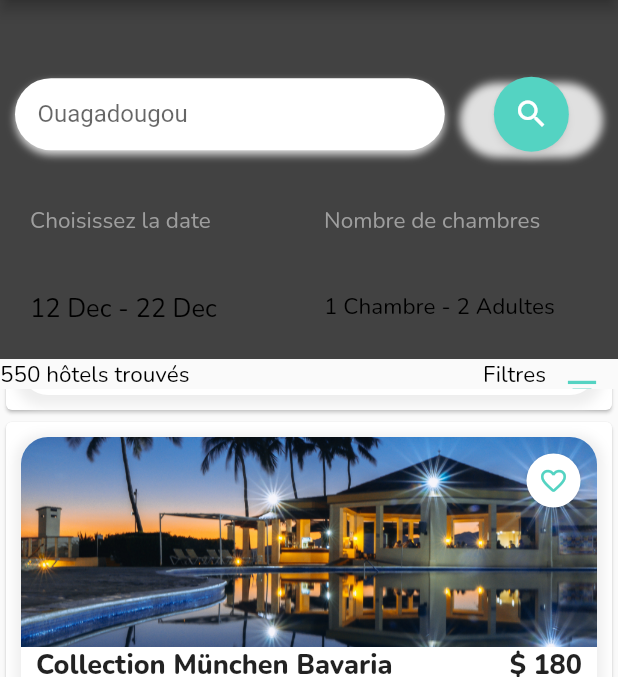
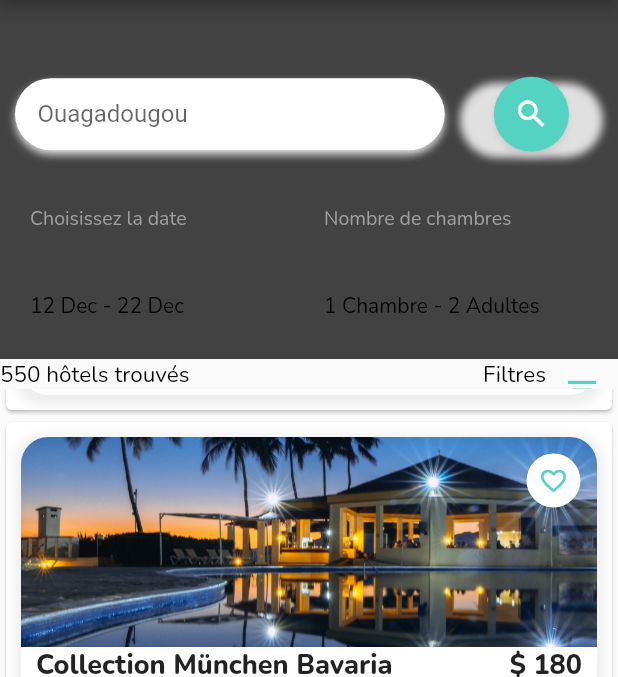
Before and after one commit to NizoAT/Luxushotels, a Flutter app: the screen it shows after launch, scrolled down 2304 dp, on a phone screen of 412 x 824 dp, the part 75-752 px from its top. Run offline on Flutter 3.47's test engine with Material 2 defaults, Android fonts, the phone set to English and light mode, and no system bars; our stand-ins replace google_fonts, table_calendar.

Commit message:
derniere Configuration

```diff
--- a/lib/pages/myhomepage.dart
+++ b/lib/pages/myhomepage.dart
@@ -34,7 +34,7 @@ class _MyHomePageState extends State<MyHomePage> {
               width: double.infinity,
               color: Colors.grey[800],
               padding: const EdgeInsets.fromLTRB(10, 25, 10, 10),
-              child: SearchSection(),
+              child: const SearchSection(),
           ),
           ) ,
           Expanded(
@@ -78,7 +78,9 @@ class _MyHomePageState extends State<MyHomePage> {
             ],
           ),
         ),
-        SizedBox(
+        Flexible(
+          fit: FlexFit.loose,
+          child: SizedBox(
           height: 350,
           width: MediaQuery.of(context).size.width,
           child: ListView.builder(
@@ -105,6 +107,7 @@ class _MyHomePageState extends State<MyHomePage> {
             }
             ),
             ),
+            ),
             // Expanded(
             //   child: SearchSection(),
             // ),
--- a/lib/widgets/searchsection.dart
+++ b/lib/widgets/searchsection.dart
@@ -49,7 +49,7 @@ class SearchSection extends StatelessWidget {
                 width: 10,
               ),
                Expanded(
-                flex: 1,
+
                 child: Container(
                  height: 50,
                 width: 50,
@@ -114,7 +114,7 @@ class SearchSection extends StatelessWidget {
                       'Choisissez la date',
                       style: GoogleFonts.nunito(
                         color: Colors.grey,
-                        fontSize: 15,
+                        fontSize: 13,
                       ),
                     ),
                     ),
@@ -128,7 +128,7 @@ class SearchSection extends StatelessWidget {
                       '12 Dec - 22 Dec',
                       style: GoogleFonts.nunito(
                         color: Colors.black,
-                        fontSize: 17,
+                        fontSize: 14,
                       ),
 
                     ),
@@ -154,7 +154,7 @@ class SearchSection extends StatelessWidget {
                       'Nombre de chambres',
                       style: GoogleFonts.nunito(
                         color: Colors.grey,
-                        fontSize: 15,
+                        fontSize: 13,
                       ),
                     ),
                     ),
@@ -168,7 +168,7 @@ class SearchSection extends StatelessWidget {
                       '1 Chambre - 2 Adultes',
                       style: GoogleFonts.nunito(
                         color: Colors.black,
-                        fontSize: 15,
+                        fontSize: 14,
                       )
                     ),
                     ),
```
